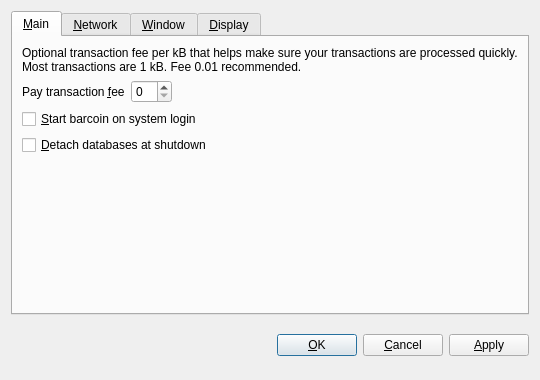
The window that src/qt/forms/optionsdialog.ui (osiryz/osiris) describes before a commit, drawn with Qt 5.
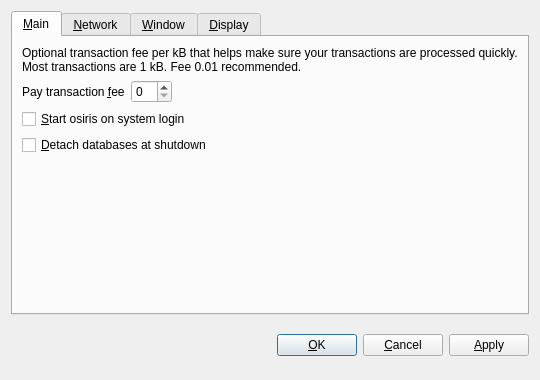
The same window after the commit. The open tabs and pages were chosen to show the change. Custom widgets are drawn as their Qt base class.

What changed in the file:
```diff
--- a/src/qt/forms/optionsdialog.ui
+++ b/src/qt/forms/optionsdialog.ui
@@ -82,7 +82,7 @@
           <string>Automatically start barcoin after logging in to the system.</string>
          </property>
          <property name="text">
-          <string>&amp;Start barcoin on system login</string>
+          <string>&amp;Start osiris on system login</string>
          </property>
         </widget>
        </item>
```
Left out of the diff: 10 changed lines with no effect on the pictures.
